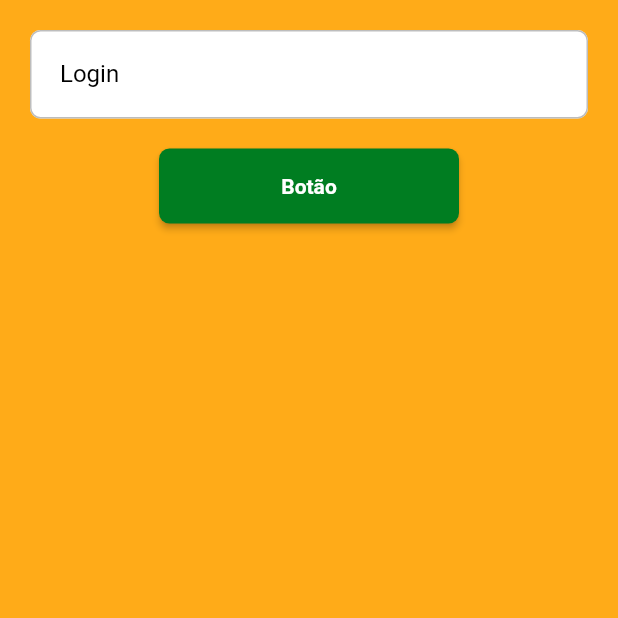
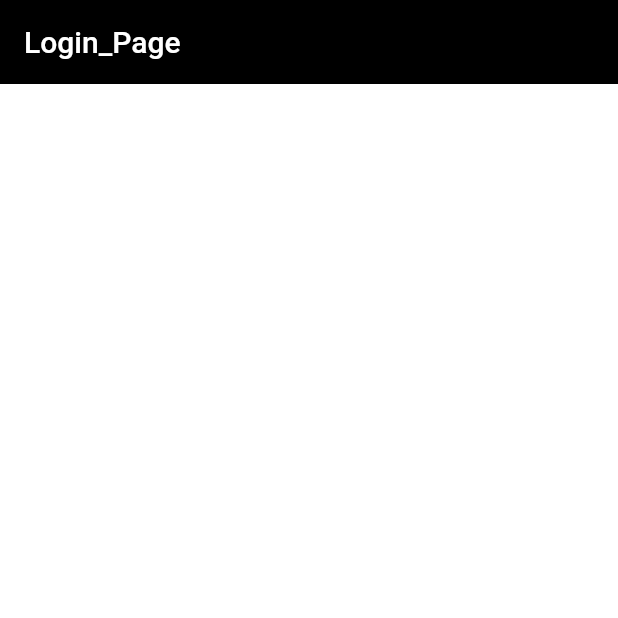
Before and after one commit to dariopmaciel/vaquinha_back_office, a Flutter app: the screen it shows after launch, on a phone screen of 412 x 824 dp, the top half of it. Run offline on Flutter 3.47's test engine with Material 3 defaults, Android fonts, the phone set to English and light mode, and no system bars; our stand-ins replace awesome_snackbar_content, flutter_modular, loading_animation_widget; Roboto replaces fonts that are missing (mplus1).

Commit message:
Rota de MODULO REARRANJADO!!!

```diff
--- a/lib/main.dart
+++ b/lib/main.dart
@@ -9,6 +9,9 @@ Future<void> main() async {
   await Env.instance.load();
 
   return runApp(
-    ModularApp(module: AppModule(), child: const AppWidget()),
+    ModularApp(
+      module: AppModule(),
+      child: const AppWidget(),
+    ),
   );
 }
--- a/lib/src/app_widget.dart
+++ b/lib/src/app_widget.dart
@@ -8,15 +8,16 @@ class AppWidget extends StatelessWidget {
 
   @override
   Widget build(BuildContext context) {
+    Modular.setInitialRoute('/login');
+
+
     return MaterialApp.router(
       title: 'Application Name',
-      // theme: ThemeData(
-      //   primaryColor: Colors.blue,
-      //   useMaterial3: false,
-      // ),
+      // theme: ThemeData(primaryColor: Colors.blue,useMaterial3: false),
       theme: ThemeConfig.theme,
       routeInformationParser: Modular.routeInformationParser,
       routerDelegate: Modular.routerDelegate,
+
     );
   }
 }
--- /dev/null
+++ b/lib/src/modules/login/login_page.dart
@@ -0,0 +1,14 @@
+import 'package:flutter/material.dart';
+
+class LoginPage extends StatelessWidget {
+
+  const LoginPage({ super.key });
+
+   @override
+   Widget build(BuildContext context) {
+       return Scaffold(
+           appBar: AppBar(title: const Text('Login_Page'),),
+           body: Container(),
+       );
+  }
+}
```
Also changed, not shown: lib/src/app_module.dart (+6 -5 lines), lib/src/modules/login/login_module.dart (added, +11 -0 lines).
